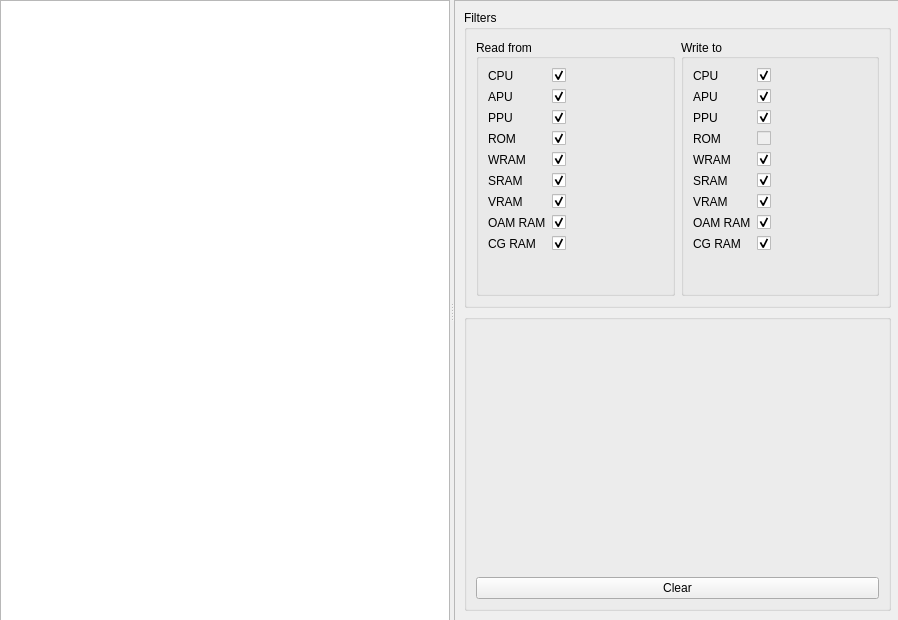
Before: the Qt Designer form ui/busView.ui in zoriya/ComSquare, drawn with Qt 5.
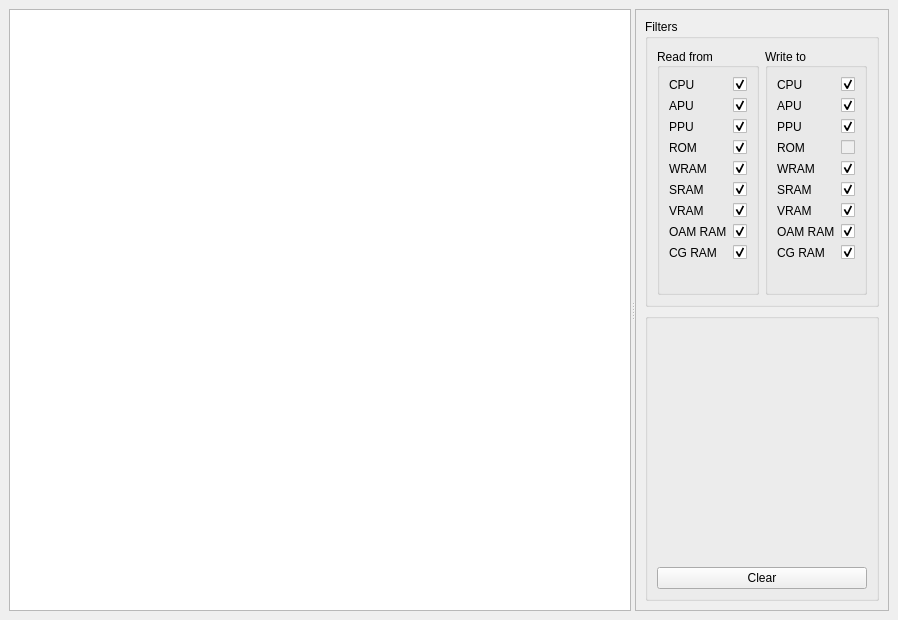
After: the same form once the commit is applied. Icons and pictures are not drawn.

What changed in the file:
```diff
--- a/ui/busView.ui
+++ b/ui/busView.ui
@@ -14,19 +14,26 @@
    <string>MainWindow</string>
   </property>
   <widget class="QWidget" name="centralwidget">
+   <layout class="QGridLayout" name="gridLayout">
+    <item row="0" column="0">
    <widget class="QSplitter" name="splitter">
-    <property name="geometry">
-     <rect>
-      <x>0</x>
-      <y>0</y>
-      <width>901</width>
-      <height>621</height>
-     </rect>
+      <property name="sizePolicy">
+       <sizepolicy hsizetype="Expanding" vsizetype="Preferred">
+        <horstretch>0</horstretch>
+        <verstretch>0</verstretch>
+       </sizepolicy>
     </property>
     <property name="orientation">
      <enum>Qt::Horizontal</enum>
     </property>
-    <widget class="QColumnView" name="log"/>
+      <widget class="QTableView" name="log">
+       <property name="sizePolicy">
+        <sizepolicy hsizetype="Expanding" vsizetype="Expanding">
+         <horstretch>1</horstretch>
+         <verstretch>0</verstretch>
+        </sizepolicy>
+       </property>
+      </widget>
     <widget class="QFrame" name="toolbox">
      <property name="frameShape">
       <enum>QFrame::StyledPanel</enum>
@@ -366,6 +373,8 @@
      </layout>
     </widget>
    </widget>
+    </item>
+   </layout>
   </widget>
  </widget>
  <resources/>
```
Left out of the diff: 10 changed lines with no effect on the pictures. Lines whose indentation alone changed are shown as unchanged.
